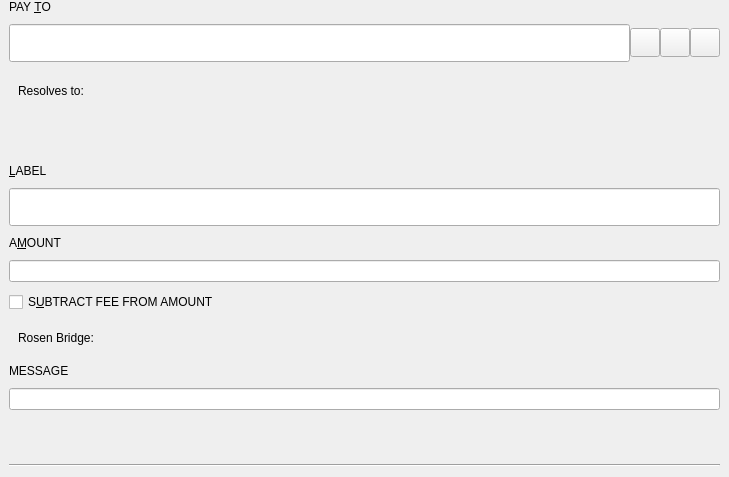
This is src/qt/forms/sendcoinsentry.ui in firoorg/firo as Qt 5 draws it before an edit. The edited form follows.
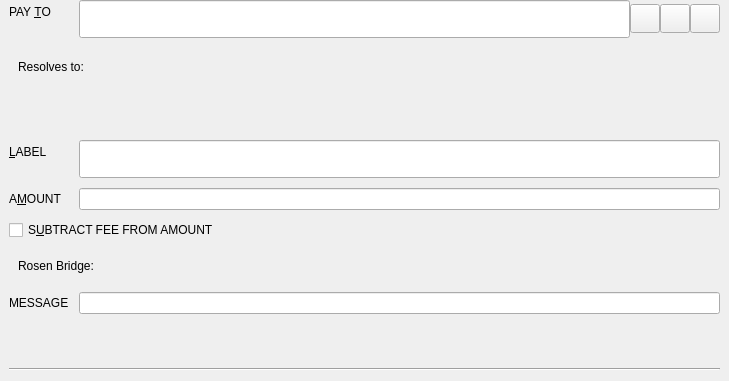
This is the edited form. Icons and pictures are not drawn. Custom widgets are drawn as their Qt base class.

Commit message:
Qt: keep Send forms usable in short windows
Use wrapping recipient and fee forms, move coin control and fees into the existing scroll area, and keep newly added recipients visible. Cover expanded fees and footer access in the Qt UI suite.

```diff
--- a/src/qt/forms/sendcoinsentry.ui
+++ b/src/qt/forms/sendcoinsentry.ui
@@ -23,7 +23,16 @@
    <property name="frameShape">
     <enum>QFrame::NoFrame</enum>
    </property>
-   <layout class="QVBoxLayout" name="gridLayout">
+   <layout class="QFormLayout" name="gridLayout">
+    <property name="fieldGrowthPolicy">
+     <enum>QFormLayout::ExpandingFieldsGrow</enum>
+    </property>
+    <property name="rowWrapPolicy">
+     <enum>QFormLayout::WrapLongRows</enum>
+    </property>
+    <property name="labelAlignment">
+     <set>Qt::AlignLeft|Qt::AlignVCenter</set>
+    </property>
     <property name="spacing">
      <number>10</number>
     </property>
@@ -33,7 +42,7 @@
     <property name="bottomMargin">
      <number>10</number>
     </property>
-    <item>
+    <item row="0" column="0">
      <widget class="QLabel" name="payToLabel">
       <property name="text">
        <string>PAY &amp;TO</string>
@@ -43,7 +52,7 @@
       </property>
      </widget>
     </item>
-    <item>
+    <item row="0" column="1">
      <layout class="QHBoxLayout" name="payToLayout">
       <property name="spacing">
        <number>0</number>
@@ -129,7 +138,7 @@
       </item>
      </layout>
     </item>
-    <item>
+    <item row="1" column="0" colspan="2">
      <widget class="QWidget" name="sparkNameResolvedRow" native="true">
      <property name="visible">
       <bool>false</bool>
@@ -171,7 +180,7 @@
      </layout>
      </widget>
     </item>
-    <item>
+    <item row="2" column="0" colspan="2">
      <widget class="QWidget" name="addressWarningRow" native="true">
      <property name="visible">
       <bool>false</bool>
@@ -207,6 +216,9 @@
       </item>
       <item>
         <widget class="QLabel" name="textWarning">
+          <property name="wordWrap">
+           <bool>true</bool>
+          </property>
           <property name="text">
           <string></string>
           </property>
@@ -215,7 +227,7 @@
      </layout>
      </widget>
     </item>
-    <item>
+    <item row="3" column="0">
      <widget class="QLabel" name="labellLabel">
       <property name="text">
        <string>&amp;LABEL</string>
@@ -225,7 +237,7 @@
       </property>
      </widget>
     </item>
-    <item>
+    <item row="3" column="1">
      <widget class="QLineEdit" name="addAsLabel">
       <property name="minimumSize">
        <size>
@@ -238,7 +250,7 @@
       </property>
      </widget>
     </item>
-    <item>
+    <item row="4" column="0">
      <widget class="QLabel" name="amountLabel">
       <property name="text">
        <string>A&amp;MOUNT</string>
@@ -248,14 +260,14 @@
       </property>
      </widget>
     </item>
-    <item>
+    <item row="4" column="1">
      <layout class="QHBoxLayout" name="horizontalLayoutAmount" stretch="1">
       <item>
        <widget class="BitcoinAmountField" name="payAmount"/>
       </item>
      </layout>
     </item>
-    <item>
+    <item row="5" column="0" colspan="2">
      <layout class="QHBoxLayout" name="horizontalLayoutSubtractFee">
       <item>
        <widget class="QCheckBox" name="checkboxSubtractFeeFromAmount">
@@ -282,7 +294,7 @@
       </item>
      </layout>
     </item>
-    <item>
+    <item row="6" column="0" colspan="2">
      <widget class="QWidget" name="rosenBridgeRow" native="true">
      <property name="visible">
       <bool>false</bool>
@@ -314,21 +326,21 @@
      </layout>
      </widget>
     </item>
-    <item>
+    <item row="7" column="0">
      <widget class="QLabel" name="messageLabel">
       <property name="text">
        <string>MESSAGE</string>
       </property>
      </widget>
     </item>
-    <item>
+    <item row="7" column="1">
      <widget class="QLineEdit" name="messageTextLabel">
       <property name="toolTip">
       <string>Optional message for this transaction</string>
       </property>
     </widget>
     </item>
-    <item>
+    <item row="8" column="0" colspan="2">
      <widget class="QWidget" name="messageWarningRow" native="true">
      <property name="visible">
       <bool>false</bool>
@@ -364,6 +376,9 @@
       </item>
       <item>
         <widget class="QLabel" name="messageWarning">
+          <property name="wordWrap">
+           <bool>true</bool>
+          </property>
           <property name="text">
           <string></string>
           </property>
@@ -372,7 +387,7 @@
      </layout>
      </widget>
     </item>
-    <item>
+    <item row="9" column="0" colspan="2">
      <widget class="Line" name="line">
       <property name="visible">
        <bool>false</bool>
```
The commit also changes 4 other files.
